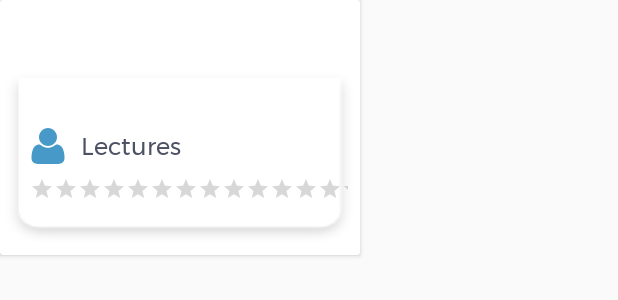
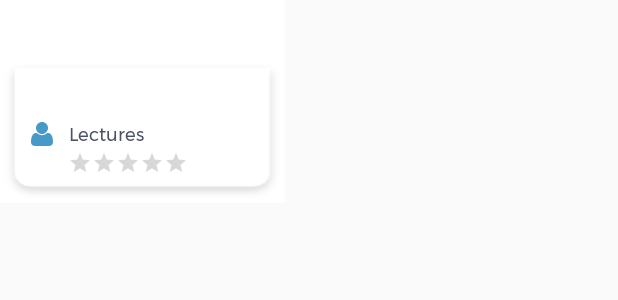
Before and after one commit to SoftwareEngineers/Helium-IGLOO, an Android app: the layout layout_subscriptions.xml on its own in the app's theme, with its tools: preview values and no code run, on a phone screen of 412 x 824 dp. Shown: the top 300 px of the screen. Run offline under Robolectric (Android 15) with nearby library versions, the phone set to English and light mode, and no system bars.

Commit message:
subscription interface modified

```diff
--- a/IGLOO/app/src/main/java/helium/com/igloo/Adapters/SubscriptionAdapter.java
+++ b/IGLOO/app/src/main/java/helium/com/igloo/Adapters/SubscriptionAdapter.java
@@ -104,11 +104,11 @@ public class SubscriptionAdapter extends RecyclerView.Adapter<SubscriptionAdapte
         public SubscriptionViewHolder(View v) {
             super(v);
 
-            userRating.setNumStars(5);
-
             userPic = (CircleImageView) v.findViewById(R.id.subscriptions_pic);
             userName = (TextView) v.findViewById(R.id.subscriptions_name);
             userRating = (RatingBar) v.findViewById(R.id.subscriptions_rating);
+
+            userRating.setNumStars(5);
         }
     }
 }
--- a/IGLOO/app/src/main/java/helium/com/igloo/Fragments/SubscriptionsFragment.java
+++ b/IGLOO/app/src/main/java/helium/com/igloo/Fragments/SubscriptionsFragment.java
@@ -55,16 +55,16 @@ public class SubscriptionsFragment extends Fragment {
 
     private void loadSubscriptions() {
         DatabaseReference databaseReference = FirebaseDatabase.getInstance().getReference("Subscriptions");
+        DatabaseReference userReference = databaseReference.child(auth.getCurrentUser().getUid());
 
-        databaseReference.addValueEventListener(new ValueEventListener() {
+        userReference.addValueEventListener(new ValueEventListener() {
             @Override
             public void onDataChange(DataSnapshot dataSnapshot) {
                 for (final DataSnapshot childSnapshot : dataSnapshot.getChildren()) {
                     SubscriptionModel subscriptions = new SubscriptionModel();
                     Log.e("dfdfdffdfdfdfdfdfdf",childSnapshot.getKey());
-                    if (childSnapshot.getKey().equals(auth.getCurrentUser().getUid())) {
-                        subscriptions = childSnapshot.getValue(SubscriptionModel.class);
-                    }
+
+                    subscriptions = childSnapshot.getValue(SubscriptionModel.class);
 
                     mSubscriptions.add(subscriptions);
                     mSubscriptionAdapter.notifyDataSetChanged();
--- a/IGLOO/app/src/main/java/helium/com/igloo/HomeActivity.java
+++ b/IGLOO/app/src/main/java/helium/com/igloo/HomeActivity.java
@@ -226,8 +226,6 @@ public class HomeActivity extends AppCompatActivity implements NavigationView.On
         searchView = (SearchView) MenuItemCompat.getActionView(item);
         mSearchAutoComplete =  searchView.findViewById(android.support.v7.appcompat.R.id.search_src_text);
 
-        //mSearchAutoComplete.setDropDownBackgroundResource(R.drawable.background_white);
-        //mSearchAutoComplete.setBackgroundColor(Color.WHITE);
         mSearchAutoComplete.setDropDownAnchor(R.id.menu_search);
         mSearchAutoComplete.setThreshold(1);
 
@@ -355,10 +353,12 @@ public class HomeActivity extends AppCompatActivity implements NavigationView.On
         if (id == R.id.home) {
             android.support.v4.app.FragmentManager fragmentManager = getSupportFragmentManager();
             fragmentManager.beginTransaction().replace(R.id.frame_container, new HomeFragment()).commit();
+            setTitle("IGLOO");
         }
         else if (id == R.id.subscriptions) {
             android.support.v4.app.FragmentManager fragmentManager = getSupportFragmentManager();
             fragmentManager.beginTransaction().replace(R.id.frame_container, new SubscriptionsFragment()).commit();
+            setTitle("Subscriptions");
         }
         else if (id == R.id.payment) {
             startActivity(new Intent(HomeActivity.this, PaymentActivity.class));
--- a/IGLOO/app/src/main/java/helium/com/igloo/ViewArchiveActivity.java
+++ b/IGLOO/app/src/main/java/helium/com/igloo/ViewArchiveActivity.java
@@ -248,8 +248,10 @@ public class ViewArchiveActivity extends AppCompatActivity {
             @Override
             public void onClick(View v) {
                 final DatabaseReference databaseReference = FirebaseDatabase.getInstance().getReference("Subscriptions");
+                final DatabaseReference subscriptionReference = databaseReference.child(auth.getCurrentUser().getUid());
+
                 SubscriptionModel subscription = new SubscriptionModel(lecture.getOwner_name(), auth.getCurrentUser().getDisplayName(), lecture.getOwner_id(),auth.getCurrentUser().getUid(),"pending");
-                databaseReference.child(lecture.getOwner_id()).child(auth.getCurrentUser().getUid()).setValue(subscription);
+                subscriptionReference.child(lecture.getOwner_id()).setValue(subscription);
 
                 final DatabaseReference userReference = FirebaseDatabase.getInstance().getReference("Users");
                 final DatabaseReference profileReference = userReference.child(lecture.getOwner_id());
--- a/IGLOO/app/src/main/java/helium/com/igloo/ViewLectureActivity.java
+++ b/IGLOO/app/src/main/java/helium/com/igloo/ViewLectureActivity.java
@@ -93,8 +93,11 @@ public class ViewLectureActivity extends AppCompatActivity implements Session.Se
             public void onClick(View v) {
                 if(lectureModel!=null){
                     final DatabaseReference databaseReference = FirebaseDatabase.getInstance().getReference("Subscriptions");
+                    final DatabaseReference subscriptionReference = databaseReference.child(auth.getCurrentUser().getUid());
+
                     SubscriptionModel subscription = new SubscriptionModel(lectureModel.getOwner_name(), auth.getCurrentUser().getDisplayName(), lectureModel.getOwner_id(),auth.getCurrentUser().getUid(),"pending");
-                    databaseReference.child(lectureModel.getOwner_id()).child(auth.getCurrentUser().getUid()).setValue(subscription);
+                    subscriptionReference.child(lectureModel.getOwner_id()).setValue(subscription);
+
 
                     final DatabaseReference userReference = FirebaseDatabase.getInstance().getReference("Users");
                     final DatabaseReference profileReference = userReference.child(lectureModel.getOwner_id());
--- a/IGLOO/app/src/main/res/drawable/ic_user.xml
+++ b/IGLOO/app/src/main/res/drawable/ic_user.xml
@@ -3,8 +3,8 @@
     tools:ignore="NewApi"
     android:viewportWidth="438.529"
     android:viewportHeight="438.529"
-    android:width="24dp"
-    android:height="24dp">
+    android:width="16dp"
+    android:height="16dp">
     <path
         android:pathData="M219.265 219.267c30.271 0 56.108 -10.71 77.518 -32.121 21.412 -21.411 32.12 -47.248 32.12 -77.515 0 -30.262 -10.708 -56.1 -32.12 -77.516C275.366 10.705 249.528 0 219.265 0 189.002 0 163.16 10.705 141.75 32.115c-21.414 21.416 -32.121 47.253 -32.121 77.516 0 30.267 10.707 56.104 32.121 77.515 21.416 21.411 47.251 32.121 77.515 32.121z"
         android:fillColor="@color/colorPrimary" />
--- a/IGLOO/app/src/main/res/layout/layout_subscriptions.xml
+++ b/IGLOO/app/src/main/res/layout/layout_subscriptions.xml
@@ -1,20 +1,54 @@
 <?xml version="1.0" encoding="utf-8"?>
-<android.support.v7.widget.CardView
+<android.support.constraint.ConstraintLayout
     xmlns:android="http://schemas.android.com/apk/res/android"
     xmlns:app="http://schemas.android.com/apk/res-auto"
     xmlns:tools="http://schemas.android.com/tools"
-    android:layout_width="wrap_content"
-    android:layout_height="170dp"
+    android:layout_width="190dp"
+    android:layout_height="135dp"
     android:background="@color/white">
 
-    <android.support.constraint.ConstraintLayout
+    <LinearLayout
+        android:layout_width="match_parent"
+        android:layout_height="95dp"
+        android:layout_marginTop="8dp"
+        android:background="@mipmap/box"
+        android:orientation="vertical"
+        android:paddingEnd="20dp"
+        android:paddingStart="20dp"
+        android:paddingTop="40dp"
+        app:layout_constraintBottom_toBottomOf="parent"
+        app:layout_constraintEnd_toEndOf="parent"
+        app:layout_constraintHorizontal_bias="0.0"
+        app:layout_constraintStart_toStartOf="parent"
+        app:layout_constraintTop_toTopOf="parent"
+        app:layout_constraintVertical_bias="1.0">
+
+        <TextView
+            android:id="@+id/subscriptions_name"
+            android:layout_width="match_parent"
+            android:layout_height="wrap_content"
+            android:layout_marginBottom="2dp"
+            android:drawablePadding="10dp"
+            android:drawableStart="@drawable/ic_user"
+            android:fontFamily="@font/montserrat"
+            android:text="@string/lectures"
+            android:textColor="@color/textColor"
+            android:textSize="@dimen/twelve" />
+
+        <RatingBar
+            android:id="@+id/subscriptions_rating"
+            style="@style/Widget.AppCompat.RatingBar.Small"
             android:layout_width="wrap_content"
-        android:layout_height="match_parent">
+            android:layout_height="wrap_content"
+            android:layout_marginStart="25dp"
+            android:isIndicator="true"
+            android:progressTint="@color/yellowCorn" />
+    </LinearLayout>
 
     <de.hdodenhof.circleimageview.CircleImageView
         android:id="@+id/subscriptions_pic"
-            android:layout_width="80dp"
-            android:layout_height="80dp"
+        android:layout_width="70dp"
+        android:layout_height="70dp"
         android:layout_marginEnd="8dp"
         android:layout_marginStart="8dp"
         android:layout_marginTop="8dp"
@@ -24,42 +58,4 @@
         app:layout_constraintTop_toTopOf="parent"
         app:layout_constraintVertical_bias="0.0" />
 
-        <LinearLayout
-            android:layout_width="240dp"
-            android:layout_height="120dp"
-            android:layout_marginTop="8dp"
-            android:background="@mipmap/box"
-            android:orientation="vertical"
-            android:paddingEnd="8dp"
-            android:paddingStart="20dp"
-            android:paddingTop="40dp"
-            app:layout_constraintBottom_toBottomOf="parent"
-            app:layout_constraintEnd_toEndOf="parent"
-            app:layout_constraintHorizontal_bias="0.0"
-            app:layout_constraintStart_toStartOf="parent"
-            app:layout_constraintTop_toTopOf="parent"
-            app:layout_constraintVertical_bias="0.884">
-
-            <TextView
-                android:id="@+id/subscriptions_name"
-                android:layout_width="match_parent"
-                android:layout_height="wrap_content"
-                android:layout_marginBottom="8dp"
-                android:drawablePadding="10dp"
-                android:drawableStart="@drawable/ic_user"
-                android:fontFamily="@font/montserrat"
-                android:text="@string/lectures"
-                android:textColor="@color/textColor"
-                android:textSize="@dimen/sixteen" />
-
-            <RatingBar
-                android:id="@+id/subscriptions_rating"
-                style="@style/Widget.AppCompat.RatingBar.Small"
-                android:layout_width="match_parent"
-                android:layout_height="wrap_content"
-                android:isIndicator="true"
-                android:progressTint="@color/yellowCorn"/>
-        </LinearLayout>
 </android.support.constraint.ConstraintLayout>
-
-</android.support.v7.widget.CardView>
```
Lines whose indentation alone changed are shown as unchanged.
